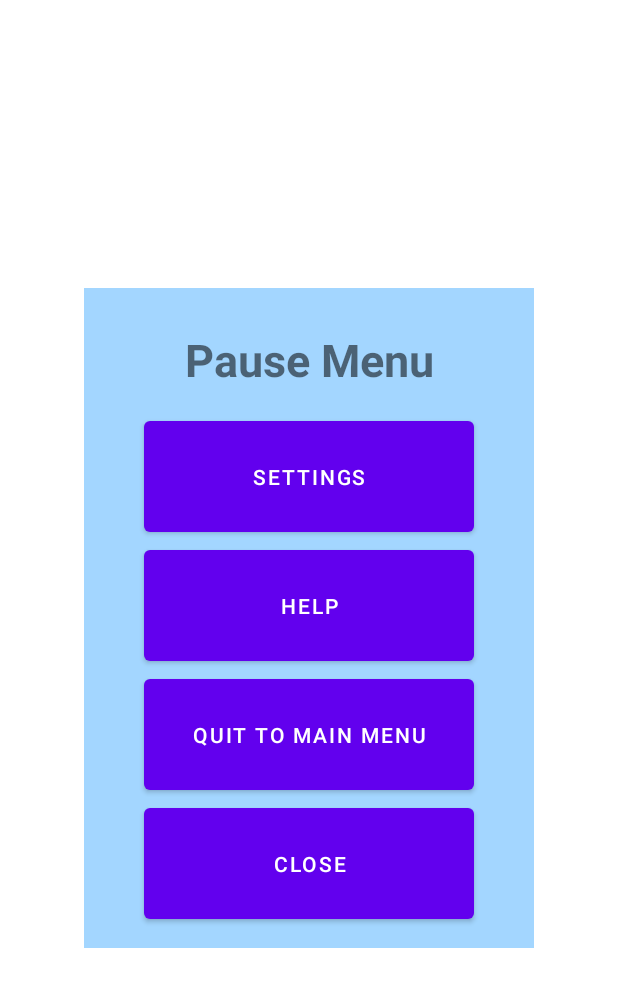
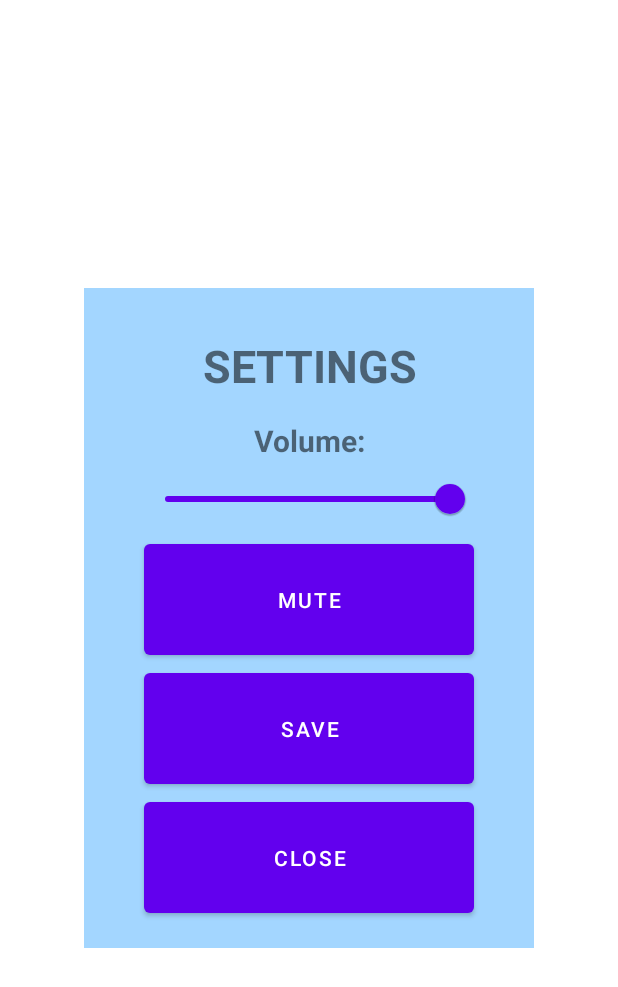
Before and after one commit to PEKennedy/slope, an Android app: the layout settings_menu.xml on its own in the app's theme, with its tools: preview values and no code run, on a phone screen of 412 x 824 dp. Shown: the top 987 px of the screen. Run offline under Robolectric (Android 15) with nearby library versions, the phone set to English and light mode, and no system bars.

Commit message:
Added settings menu and hopefully a working shared preference for volume saving

```diff
--- a/app/src/main/java/ca/unb/mobiledev/slope/MainMenuActivity.kt
+++ b/app/src/main/java/ca/unb/mobiledev/slope/MainMenuActivity.kt
@@ -1,5 +1,6 @@
 package ca.unb.mobiledev.slope
 
+import android.content.Context
 import android.content.Intent
 import androidx.appcompat.app.AppCompatActivity
 import android.os.Bundle
@@ -15,5 +16,7 @@ class MainMenuActivity : AppCompatActivity() {
             startActivity(intent)
         }
 
+//        val sharedPref = this?.getSharedPreferences(getString(R.string.PREF_FILE_NAME), Context.MODE_PRIVATE) ?: return
+//        sharedPref.getFloat(getString(R.string.saved_volume_value_key), )
     }
 }
--- a/app/src/main/java/ca/unb/mobiledev/slope/PauseMenuDialog.kt
+++ b/app/src/main/java/ca/unb/mobiledev/slope/PauseMenuDialog.kt
@@ -5,7 +5,6 @@ import android.view.LayoutInflater
 import android.view.View
 import android.view.ViewGroup
 import android.widget.Button
-import androidx.fragment.app.DialogFragment
 
 
 class PauseMenuDialog(actHandle: CloseHandle) : androidx.fragment.app.DialogFragment() {
@@ -16,8 +15,8 @@ class PauseMenuDialog(actHandle: CloseHandle) : androidx.fragment.app.DialogFrag
 
         val view = inflater.inflate(R.layout.pause_menu, container, false)
         val btnSettings = view.findViewById<Button>(R.id.btnSettings)
-        val btnHelp = view.findViewById<Button>(R.id.btnHelp)
-        val btnQuit = view.findViewById<Button>(R.id.btnQuit)
+        val btnHelp = view.findViewById<Button>(R.id.btnMute)
+        val btnQuit = view.findViewById<Button>(R.id.btnSave)
         val btnClose = view.findViewById<Button>(R.id.btnClose)
 
         btnSettings.setOnClickListener {
--- a/app/src/main/res/layout/pause_menu.xml
+++ b/app/src/main/res/layout/settings_menu.xml
@@ -23,33 +23,44 @@
             android:layout_width="match_parent"
             android:layout_height="70dp"
             android:gravity="center"
-            android:text="Pause Menu"
+            android:text="SETTINGS"
             android:textSize="30dp"
             android:textStyle="bold" />
 
+        <TextView
+            android:id="@+id/volText"
+            android:layout_width="match_parent"
+            android:layout_height="30dp"
+            android:layout_marginLeft="40dp"
+            android:layout_marginRight="40dp"
+            android:gravity="center"
+            android:text="Volume:"
+            android:textSize="20dp"
+            android:textStyle="bold" />
+
+        <com.google.android.material.slider.Slider
+            android:id="@+id/volBar"
+            android:value="1"
+            android:layout_width="match_parent"
+            android:layout_height="match_parent"
+            android:layout_marginLeft="40dp"
+            android:layout_marginRight="40dp" />
+
         <Button
-            android:id="@+id/btnSettings"
+            android:id="@+id/btnMute"
             android:layout_width="match_parent"
             android:layout_height="86dp"
             android:layout_marginLeft="40dp"
             android:layout_marginRight="40dp"
-            android:text="Settings" />
+            android:text="MUTE" />
 
         <Button
-            android:id="@+id/btnHelp"
+            android:id="@+id/btnSave"
             android:layout_width="match_parent"
             android:layout_height="86dp"
             android:layout_marginLeft="40dp"
             android:layout_marginRight="40dp"
-            android:text="Help" />
-
-        <Button
-            android:id="@+id/btnQuit"
-            android:layout_width="match_parent"
-            android:layout_height="86dp"
-            android:layout_marginLeft="40dp"
-            android:layout_marginRight="40dp"
-            android:text="Quit to Main menu" />
+            android:text="Save" />
 
         <Button
             android:id="@+id/btnClose"
--- a/app/src/main/res/values/strings.xml
+++ b/app/src/main/res/values/strings.xml
@@ -1,3 +1,6 @@
 <resources>
     <string name="app_name">Slope</string>
+    <string name="PREF_FILE_NAME">ca.unb.mobiledev.SLOPE_SAVE</string>
+    <string name="saved_volume_value_key">1</string>
+    <string name="HIGH_SCORE">0</string>
 </resources>
```
Also changed, not shown: app/src/main/java/ca/unb/mobiledev/slope/SettingsDialog.kt (added, +47 -0 lines).
